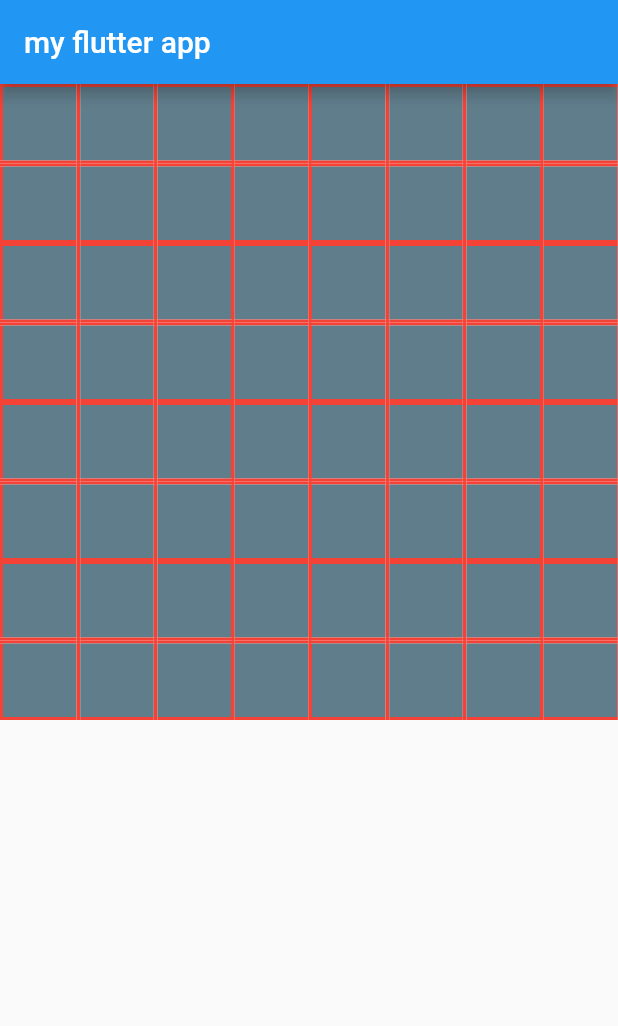
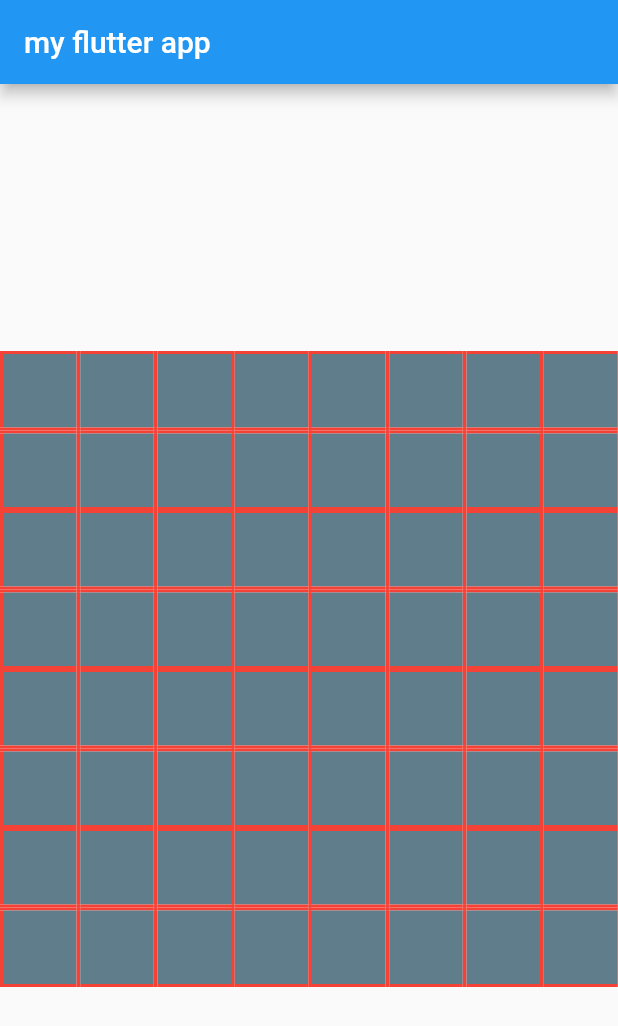
Before and after one commit to corymalcolmtaylor/game_maze, a Flutter app: the screen it shows after launch, on a phone screen of 412 x 824 dp. Shown: the top 1026 px of the screen. Run offline on Flutter 3.47's test engine with Material 2 defaults, Android fonts, the phone set to English and light mode, and no system bars.

Commit message:
center maze

```diff
--- a/lib/main.dart
+++ b/lib/main.dart
@@ -162,10 +162,10 @@ class MazeRoom extends StatelessWidget {
   @override
   Widget build(BuildContext context) {
     var maxWidth = MediaQuery.of(context).size.width;
-
-    if (maxWidth > MediaQuery.of(context).size.height) {
+    if (MediaQuery.of(context).orientation == Orientation.landscape) {
       maxWidth = MediaQuery.of(context).size.height;
     }
+
     var trs = <TableRow>[];
     for (int i = 1; i <= maze.maxRow; i++) {
       trs.add(
@@ -185,6 +185,9 @@ class MazeRoom extends StatelessWidget {
       );
     }
 
-    return Table(children: trs);
+    return Center(
+      child: SizedBox(
+          width: maxWidth, height: maxWidth, child: Table(children: trs)),
+    );
   }
 }
--- a/lib/maze.dart
+++ b/lib/maze.dart
@@ -1,4 +1,3 @@
-import 'package:flutter/material.dart';
 import 'dart:math' as Math;
 
 class Next {
```
